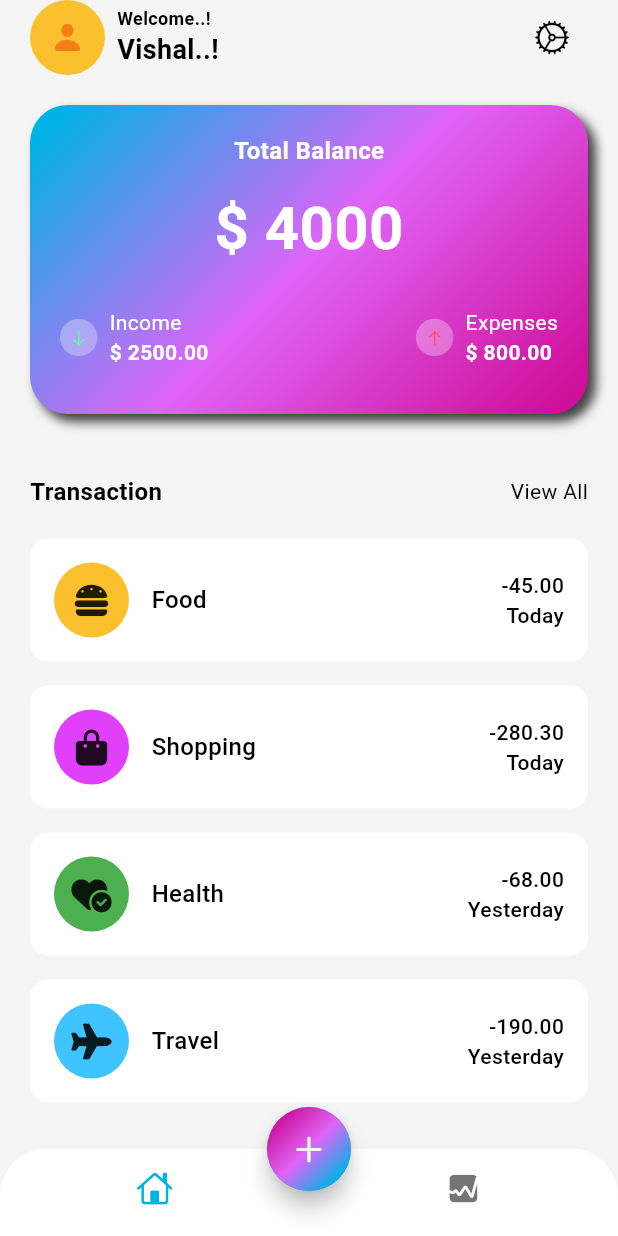
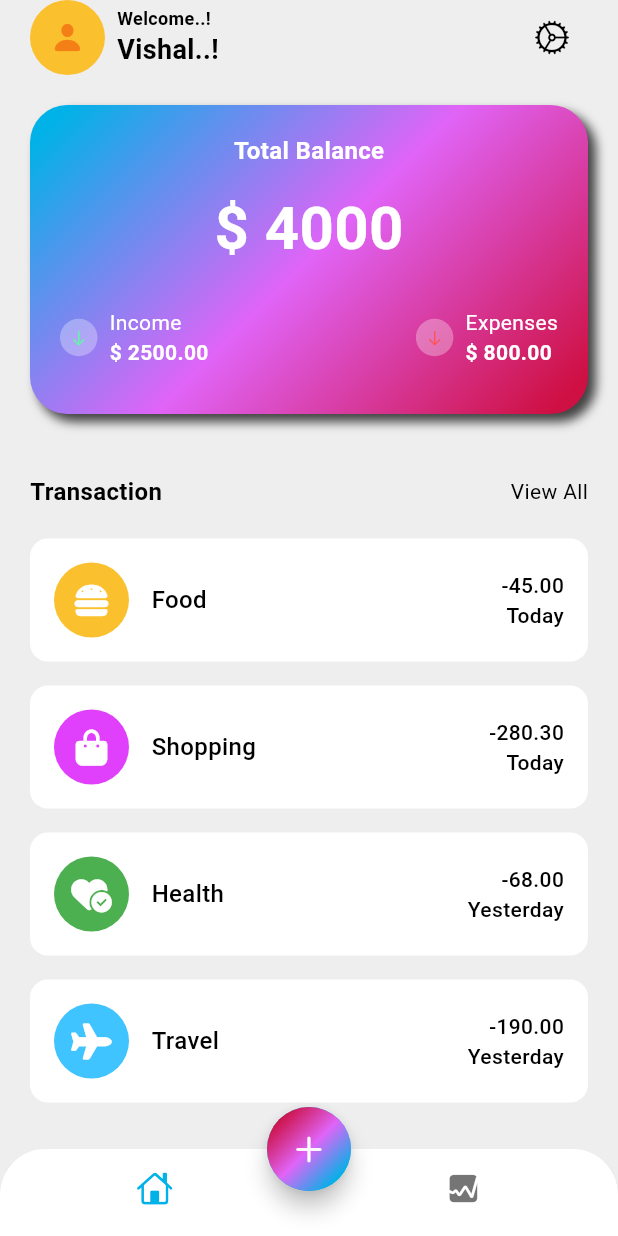
Before and after one commit to vishalpoute/Finance-manager-flutter, a Flutter app: the screen it shows after launch, on a phone screen of 412 x 824 dp. Run offline on Flutter 3.47's test engine with Material 3 defaults, Android fonts, the phone set to English and light mode, and no system bars; our stand-ins replace font_awesome_flutter.

Commit message:
New repositry of finanace manager project

```diff
--- a/lib/app_view.dart
+++ b/lib/app_view.dart
@@ -11,11 +11,11 @@ class MyAppView extends StatelessWidget {
       title: "Finance Tracker",
       theme: ThemeData(
         colorScheme: ColorScheme.light(
-            surface: Colors.grey.shade100,
+            surface: Colors.grey.shade400,
             onSurface: Colors.black,
           primary: const Color(0xFF00B2E7),
           secondary: const Color(0xFFE064F7),
-          tertiary: const Color(0xF7D30E9D)
+          tertiary: const Color(0xF7D30E43)
         ),
       ),
       home: const HomeScreen(),
--- a/lib/data/data.dart
+++ b/lib/data/data.dart
@@ -4,28 +4,28 @@ import 'package:font_awesome_flutter/font_awesome_flutter.dart';
 
 List<Map<String, dynamic>> transactionData = [
   {
-    'icon': const FaIcon(FontAwesomeIcons.burger),
+    'icon': const FaIcon(FontAwesomeIcons.burger ,color: Colors.white,),
     'color': Colors.yellow[700],
     'name': 'Food',
     'totalAmount': '-45.00',
     'date': 'Today',
   },
   {
-    'icon': const FaIcon(FontAwesomeIcons.bagShopping),
+    'icon': const FaIcon(FontAwesomeIcons.bagShopping,color: Colors.white),
     'color': Colors.purpleAccent,
     'name': 'Shopping',
     'totalAmount': '-280.30',
     'date': 'Today',
   },
   {
-    'icon': const FaIcon(FontAwesomeIcons.heartCircleCheck),
+    'icon': const FaIcon(FontAwesomeIcons.heartCircleCheck,color: Colors.white),
     'color': Colors.green,
     'name': 'Health',
     'totalAmount': '-68.00',
     'date': 'Yesterday',
   },
   {
-    'icon': const FaIcon(FontAwesomeIcons.plane),
+    'icon': const FaIcon(FontAwesomeIcons.plane,color: Colors.white),
     'color': Colors.lightBlueAccent,
     'name': 'Travel',
     'totalAmount': '-190.00',
--- a/lib/screens/home/view/home_screen.dart
+++ b/lib/screens/home/view/home_screen.dart
@@ -10,7 +10,7 @@ class HomeScreen extends StatelessWidget {
   @override
   Widget build(BuildContext context) {
     return Scaffold(
-      // appBar: AppBar(),
+      backgroundColor: Colors.grey[200], // Light grey background
       bottomNavigationBar: ClipRRect(
         borderRadius: const BorderRadius.vertical(
           top: Radius.circular(30),
@@ -35,7 +35,6 @@ class HomeScreen extends StatelessWidget {
       floatingActionButtonLocation: FloatingActionButtonLocation.centerDocked,
       floatingActionButton: FloatingActionButton(
         onPressed: () {},
-
         shape: const CircleBorder(),
         child: Container(
           width: 60,
@@ -56,7 +55,7 @@ class HomeScreen extends StatelessWidget {
           ),
         ),
       ),
-      body:const MainScreen(),
+      body: const MainScreen(),
     );
   }
 }
--- a/lib/screens/home/view/main_screen.dart
+++ b/lib/screens/home/view/main_screen.dart
@@ -162,7 +162,7 @@ class MainScreen extends StatelessWidget {
                               ),
                               child: const Center(
                                 child: Icon(
-                                  CupertinoIcons.arrow_up,
+                                  CupertinoIcons.arrow_down,
                                   size: 12,
                                   color: Colors.redAccent,
                                 ),
```
Lines whose indentation alone changed are shown as unchanged.
